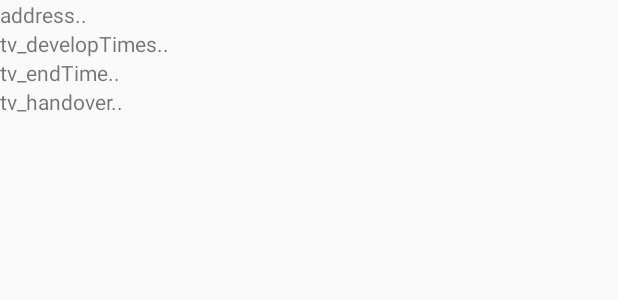
After one commit to lipnus/Eyes_Android, an Android app: the layout history_custom.xml on its own in the app's theme, with its tools: preview values and no code run, on a phone screen of 412 x 824 dp. The commit adds this screen. Shown: the top 300 px of the screen. Run offline under Robolectric (Android 15) with nearby library versions, the phone set to English and light mode, and no system bars.

Commit message:
HistoryActivity Finished

```diff
--- a/app/src/main/AndroidManifest.xml
+++ b/app/src/main/AndroidManifest.xml
@@ -12,7 +12,7 @@
         android:roundIcon="@mipmap/ic_launcher_round"
         android:supportsRtl="true"
         android:theme="@style/AppTheme">
-        <activity android:name=".Activity.PhotoEnrollActivity">
+        <activity android:name=".Activity.HistoryActivity">
             <intent-filter>
                 <action android:name="android.intent.action.MAIN" />
 
--- a/app/src/main/res/layout/activity_history.xml
+++ b/app/src/main/res/layout/activity_history.xml
@@ -14,7 +14,7 @@
         android:text="프로필 리스트" />
 
     <ListView
-        android:id="@+id/listView"
+        android:id="@+id/historyList"
         android:layout_width="match_parent"
         android:layout_height="match_parent"
         android:layout_below="@+id/textView"
--- /dev/null
+++ b/app/src/main/res/layout/history_custom.xml
@@ -0,0 +1,50 @@
+<?xml version="1.0" encoding="utf-8"?>
+<LinearLayout xmlns:android="http://schemas.android.com/apk/res/android"
+    android:orientation="vertical" android:layout_width="match_parent"
+    android:layout_height="match_parent">
+
+    <LinearLayout
+        android:layout_width="match_parent"
+        android:layout_height="wrap_content"
+        android:orientation="horizontal">
+
+        <ImageView
+            android:id="@+id/iv_img"
+            android:layout_width="wrap_content"
+            android:layout_height="match_parent" />
+
+        <LinearLayout
+            android:layout_weight="1"
+            android:layout_width="wrap_content"
+            android:layout_height="match_parent"
+            android:orientation="vertical">
+
+            <TextView
+            android:id="@+id/tv_address"
+            android:layout_width="match_parent"
+            android:layout_height="wrap_content"
+            android:text="address.."/>
+
+            <TextView
+                android:id="@+id/tv_developTime"
+                android:layout_width="match_parent"
+                android:layout_height="wrap_content"
+                android:text="tv_developTimes.." />
+
+            <TextView
+                android:id="@+id/tv_endTime"
+                android:layout_width="match_parent"
+                android:layout_height="wrap_content"
+                android:text="tv_endTime.." />
+
+            <TextView
+                android:id="@+id/tv_handover"
+                android:layout_width="match_parent"
+                android:layout_height="wrap_content"
+                android:text="tv_handover.." />
+
+        </LinearLayout>
+
+    </LinearLayout>
+
+</LinearLayout>
```
Also changed, not shown: app/src/main/java/and/com/eyes/eyes_android/Activity/HistoryActivity.java (+35 -0 lines), app/src/main/java/and/com/eyes/eyes_android/Adaptor/HistoryAdapter.java (added, +88 -0 lines), app/src/main/java/and/com/eyes/eyes_android/Adaptor/HistoryItem.java (added, +52 -0 lines).
